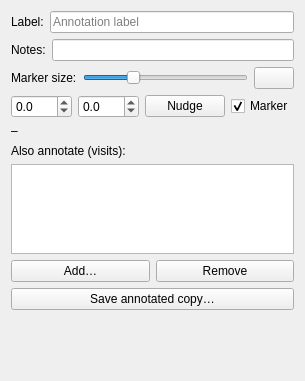
The window that nightscribe/gui/ui/ufe_annotate_tab.ui (irydeo/nightscribe) describes before a commit, drawn with Qt 5.
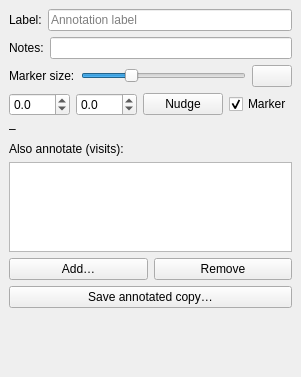
The same window after the commit.

```diff
--- a/nightscribe/gui/ui/ufe_annotate_tab.ui
+++ b/nightscribe/gui/ui/ufe_annotate_tab.ui
@@ -8,7 +8,7 @@
 <ui version="4.0">
  <class>UfeAnnotateTab</class>
  <widget class="QWidget" name="UfeAnnotateTab">
-  <layout class="QVBoxLayout" name="vbox_annotate">
+  <layout class="QVBoxLayout" name="vbox_annotate"><property name="leftMargin"><number>9</number></property><property name="topMargin"><number>9</number></property><property name="rightMargin"><number>9</number></property><property name="bottomMargin"><number>9</number></property>
    <item>
     <layout class="QHBoxLayout" name="row_label">
      <property name="layoutStretch"><string notr="true">0,1</string></property>
```
